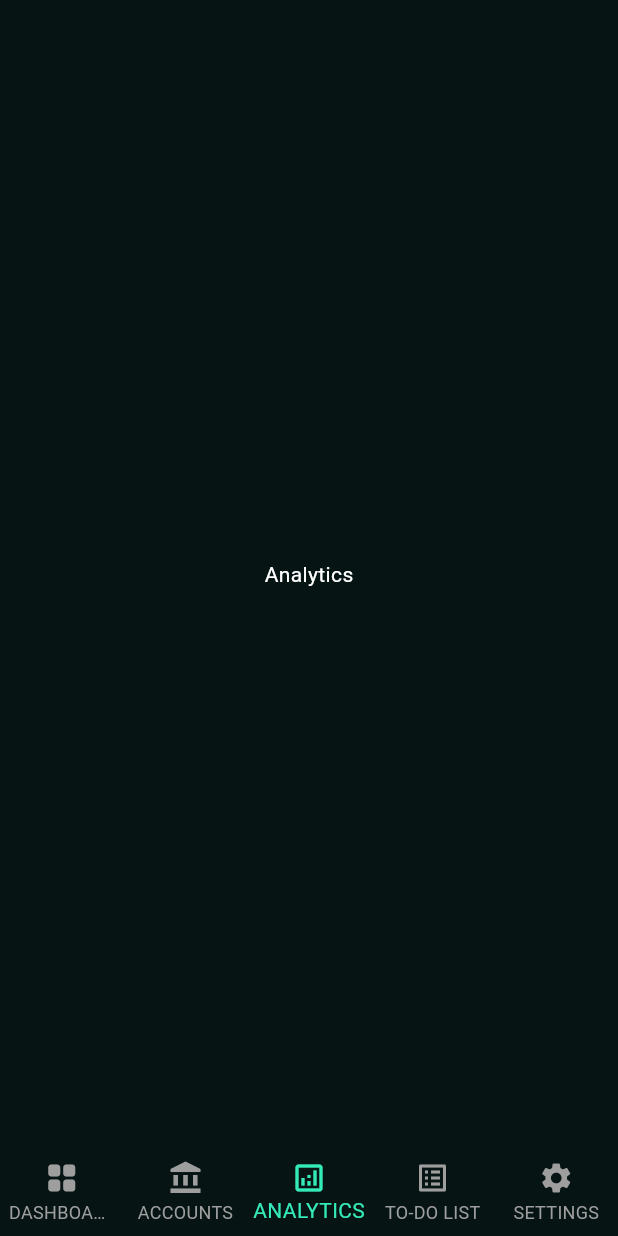
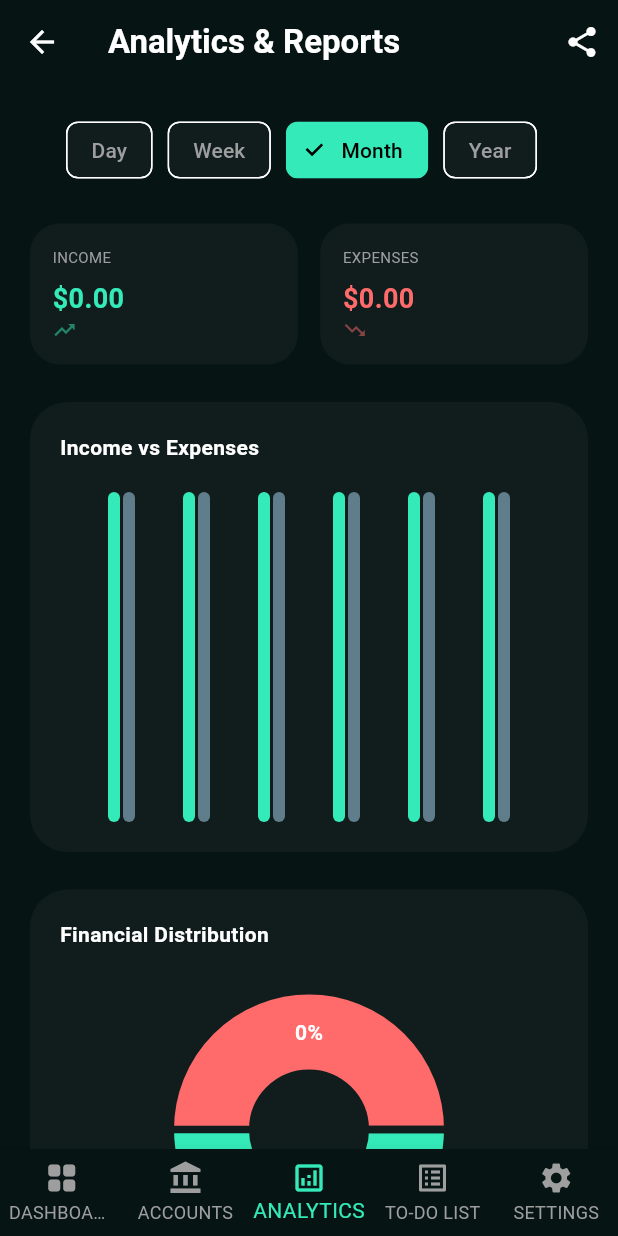
Before and after one commit to abdalkareem991/final_project, a Flutter app: the DashboardScreen screen opened by its route, item 3 of the bottom bar chosen, on a phone screen of 412 x 824 dp. Run offline on Flutter 3.47's test engine with Material 3 defaults, Android fonts, the phone set to English and light mode, and no system bars; drawn by our look-alikes of fl_chart; our stand-ins replace google_generative_ai, supabase_flutter; accounts and stored records are empty.

```diff
--- /dev/null
+++ b/lib/screens/analytics_screen.dart
@@ -0,0 +1,241 @@
+import 'package:flutter/material.dart';
+import 'package:fl_chart/fl_chart.dart';
+import '../services/supabase_service.dart';
+
+class AnalyticsScreen extends StatefulWidget {
+  const AnalyticsScreen({super.key});
+
+  @override
+  State<AnalyticsScreen> createState() => _AnalyticsScreenState();
+}
+
+class _AnalyticsScreenState extends State<AnalyticsScreen> {
+  final _supabaseService = SupabaseService();
+
+  // --- Theme Colors ---
+  static const Color _bgColor = Color(0xFF061414);
+  static const Color _cardColor = Color(0xFF111D1D);
+  static const Color _accentGreen = Color(0xFF34EAB9);
+  static const Color _expenseRed = Color(0xFFFF6B6B);
+
+  @override
+  Widget build(BuildContext context) {
+    return Scaffold(
+      backgroundColor: _bgColor,
+      appBar: AppBar(
+        backgroundColor: _bgColor,
+        elevation: 0,
+        title: const Text(
+          "Analytics & Reports",
+          style: TextStyle(color: Colors.white, fontWeight: FontWeight.bold),
+        ),
+        actions: [
+          IconButton(
+            icon: const Icon(Icons.share, color: Colors.white),
+            onPressed: () {},
+          ),
+        ],
+      ),
+      // FutureBuilder is used here to fetch data and prevent errors
+      body: FutureBuilder<Map<String, double>>(
+        future: _supabaseService.getCategorySummary(),
+        builder: (context, snapshot) {
+          if (snapshot.connectionState == ConnectionState.waiting) {
+            return const Center(child: CircularProgressIndicator(color: _accentGreen));
+          }
+
+          if (snapshot.hasError) {
+            return const Center(
+              child: Text("Error loading data", style: TextStyle(color: Colors.white)),
+            );
+          }
+
+          // Use real data from Supabase or default to 0.0
+          final data = snapshot.data ?? {};
+          final double totalIncome = data['Income'] ?? 0.0;
+          final double totalExpenses = data['Expense'] ?? 0.0;
+
+          return SingleChildScrollView(
+            padding: const EdgeInsets.all(20),
+            child: Column(
+              children: [
+                _buildTimeFilters(),
+                const SizedBox(height: 25),
+                _buildStatCards(totalIncome, totalExpenses),
+                const SizedBox(height: 25),
+                _buildBarChartCard(totalIncome, totalExpenses),
+                const SizedBox(height: 25),
+                _buildCategoryDonutCard(totalIncome, totalExpenses),
+              ],
+            ),
+          );
+        },
+      ),
+    );
+  }
+
+  // --- UI Components ---
+
+  Widget _buildTimeFilters() {
+    return SingleChildScrollView(
+      scrollDirection: Axis.horizontal,
+      child: Row(
+        children: ['Day', 'Week', 'Month', 'Year'].map((label) {
+          bool isSelected = label == 'Month';
+          return Container(
+            margin: const EdgeInsets.only(right: 10),
+            child: ChoiceChip(
+              label: Text(label),
+              selected: isSelected,
+              onSelected: (_) {},
+              selectedColor: _accentGreen,
+              backgroundColor: _cardColor,
+              labelStyle: TextStyle(
+                color: isSelected ? Colors.black : Colors.grey,
+              ),
+            ),
+          );
+        }).toList(),
+      ),
+    );
+  }
+
+  Widget _buildStatCards(double income, double expense) {
+    return Row(
+      children: [
+        _statItem("INCOME", "\$${income.toStringAsFixed(2)}", _accentGreen, Icons.trending_up),
+        const SizedBox(width: 15),
+        _statItem("EXPENSES", "\$${expense.toStringAsFixed(2)}", _expenseRed, Icons.trending_down),
+      ],
+    );
+  }
+
+  Widget _statItem(String label, String amount, Color color, IconData icon) {
+    return Expanded(
+      child: Container(
+        padding: const EdgeInsets.all(15),
+        decoration: BoxDecoration(
+          color: _cardColor,
+          borderRadius: BorderRadius.circular(20),
+        ),
+        child: Column(
+          crossAxisAlignment: CrossAxisAlignment.start,
+          children: [
+            Text(
+              label,
+              style: const TextStyle(color: Colors.grey, fontSize: 10),
+            ),
+            const SizedBox(height: 8),
+            Text(
+              amount,
+              style: TextStyle(
+                color: color,
+                fontSize: 18,
+                fontWeight: FontWeight.bold,
+              ),
+            ),
+            Icon(icon, color: color.withValues(alpha: 0.5), size: 16),
+          ],
+        ),
+      ),
+    );
+  }
+
+  Widget _buildBarChartCard(double income, double expense) {
+    return Container(
+      padding: const EdgeInsets.all(20),
+      height: 300,
+      decoration: BoxDecoration(
+        color: _cardColor,
+        borderRadius: BorderRadius.circular(25),
+      ),
+      child: Column(
+        crossAxisAlignment: CrossAxisAlignment.start,
+        children: [
+          const Text(
+            "Income vs Expenses",
+            style: TextStyle(color: Colors.white, fontWeight: FontWeight.bold),
+          ),
+          const SizedBox(height: 20),
+          Expanded(
+            child: BarChart(
+              BarChartData(
+                backgroundColor: Colors.transparent,
+                barGroups: _generateBarGroups(income, expense),
+                borderData: FlBorderData(show: false),
+                gridData: const FlGridData(show: false),
+                titlesData: const FlTitlesData(show: false),
+              ),
+            ),
+          ),
+        ],
+      ),
+    );
+  }
+
+  List<BarChartGroupData> _generateBarGroups(double income, double expense) {
+    // Creating bars based on actual data
+    return List.generate(
+      6,
+      (i) => BarChartGroupData(
+        x: i,
+        barRods: [
+          BarChartRodData(toY: income > 0 ? income : 1.0, color: _accentGreen, width: 8),
+          BarChartRodData(toY: expense > 0 ? expense : 1.0, color: Colors.blueGrey, width: 8),
+        ],
+      ),
+    );
+  }
+
+  Widget _buildCategoryDonutCard(double income, double expense) {
+    double total = income + expense;
+    // Safety check to avoid division by zero
+    double incomePercent = total > 0 ? (income / total) * 100 : 0;
+    double expensePercent = total > 0 ? (expense / total) * 100 : 0;
+
+    return Container(
+      padding: const EdgeInsets.all(20),
+      decoration: BoxDecoration(
+        color: _cardColor,
+        borderRadius: BorderRadius.circular(25),
+      ),
+      child: Column(
+        children: [
+          const Align(
+            alignment: Alignment.centerLeft,
+            child: Text(
+              "Financial Distribution",
+              style: TextStyle(color: Colors.white, fontWeight: FontWeight.bold),
+            ),
+          ),
+          const SizedBox(height: 20),
+          SizedBox(
+            height: 200,
+            child: PieChart(
+              PieChartData(
+                sections: [
+                  PieChartSectionData(
+                    value: income > 0 ? income : 1,
+                    color: _accentGreen,
+                    title: '${incomePercent.toStringAsFixed(0)}%',
+                    radius: 50,
+                    titleStyle: const TextStyle(color: Colors.black, fontWeight: FontWeight.bold),
+                  ),
+                  PieChartSectionData(
+                    value: expense > 0 ? expense : 1,
+                    color: _expenseRed,
+                    title: '${expensePercent.toStringAsFixed(0)}%',
+                    radius: 50,
+                    titleStyle: const TextStyle(color: Colors.white, fontWeight: FontWeight.bold),
+                  ),
+                ],
+                centerSpaceRadius: 40,
+                sectionsSpace: 5,
+              ),
+            ),
+          ),
+        ],
+      ),
+    );
+  }
+}
--- a/lib/screens/dashboard_screen.dart
+++ b/lib/screens/dashboard_screen.dart
@@ -2,6 +2,7 @@
 
 import 'package:final_project/screens/ai_assistant_screen.dart'
     show AIAssistantScreen;
+import 'package:final_project/screens/analytics_screen.dart';
 import 'package:flutter/material.dart';
 
 import '../models/profile_model.dart';
@@ -25,11 +26,9 @@ class _DashboardScreenState extends State<DashboardScreen> {
 
   // Application main navigation screens
   final List<Widget> _screens = [
-    const _DashboardMainContent(),
-    const MyAccountScreen(),
-    const Center(
-      child: Text("Analytics", style: TextStyle(color: Colors.white)),
-    ),
+    const _DashboardMainContent(), // Index 0: Home/Dashboard
+    const MyAccountScreen(), // Index 1: Accounts List
+    const AnalyticsScreen(), // Index 2: THE NEW ANALYTICS PAGE (Linked Here)
     const Center(
       child: Text("To-Do List", style: TextStyle(color: Colors.white)),
     ),
--- a/lib/services/supabase_service.dart
+++ b/lib/services/supabase_service.dart
@@ -1,7 +1,8 @@
 import 'package:flutter/material.dart';
 import 'package:supabase_flutter/supabase_flutter.dart';
+
+import '../models/profile_model.dart';
 import '../models/wallet_model.dart';
-import '../models/profile_model.dart';
 
 class SupabaseService {
   // Initialize Supabase Client
@@ -197,6 +198,30 @@ class SupabaseService {
     }
   }
 
+  // Fetch transaction summary for analytics
+  Future<Map<String, double>> getCategorySummary() async {
+    try {
+      final user = client.auth.currentUser;
+      if (user == null) return {};
+
+      final response = await client
+          .from('transactions')
+          .select('amount, type, description')
+          .eq('user_id', user.id);
+
+      Map<String, double> summary = {};
+      for (var item in response as List) {
+        String type = item['type'];
+        double amount = (item['amount'] as num).toDouble();
+        summary[type] = (summary[type] ?? 0) + amount;
+      }
+      return summary;
+    } catch (error) {
+      debugPrint('Analytics Error: $error');
+      return {};
+    }
+  }
+
   // Alias for compatibility
   Future<void> addTransaction({
     required String walletId,
--- a/pubspec.yaml
+++ b/pubspec.yaml
@@ -14,6 +14,7 @@ dependencies:
   supabase_flutter: ^2.6.0
   cupertino_icons: ^1.0.8
   google_generative_ai: ^0.4.0
+  fl_chart: ^0.70.0
 
 dev_dependencies:
   flutter_test:
```
Also changed, not shown: pubspec.lock, 1 other file.
